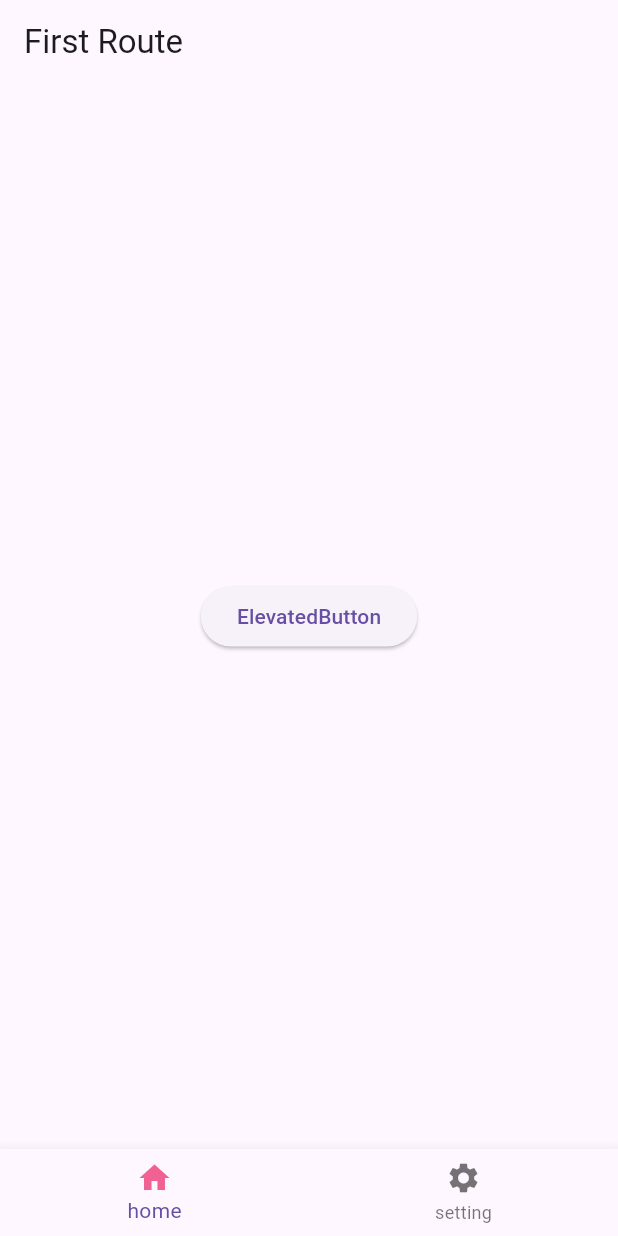
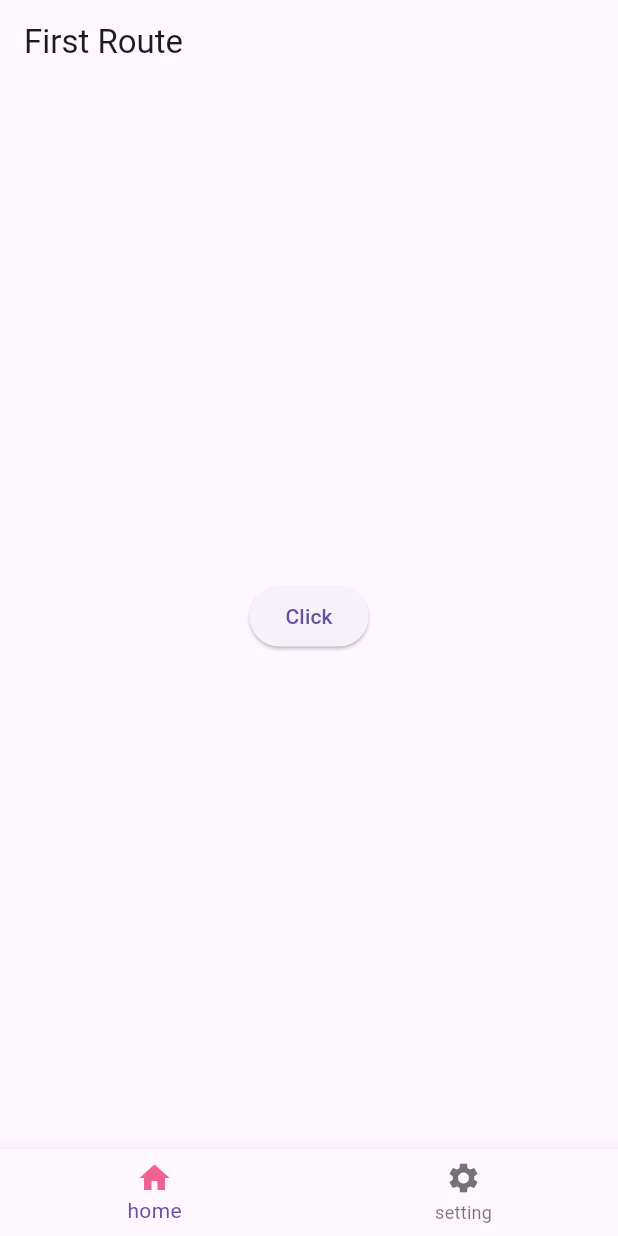
Before and after one commit to miyenChen/flutter_test, a Flutter app: the screen it shows after launch, on a phone screen of 412 x 824 dp. Run offline on Flutter 3.47's test engine with Material 3 defaults, Android fonts, the light colour scheme and no system bars.

Commit message:
feat: Button 用變數當名稱

```diff
--- a/lib/main.dart
+++ b/lib/main.dart
@@ -4,8 +4,14 @@ void main() {
   runApp(const MyApp());
 }
 
-class MyApp extends StatelessWidget {
+class MyApp extends StatefulWidget {
   const MyApp({super.key});
+  @override
+  State<MyApp> createState() => _MyAppState();
+}
+
+class _MyAppState extends State<MyApp> {
+  String buttonName = "Click";
 
   @override
   Widget build(BuildContext context) {
@@ -19,7 +25,8 @@ class MyApp extends StatelessWidget {
           ),
           body: Center(
             child: ElevatedButton(
-              child: Text('ElevatedButton'),
+              //用變數的值為按鈕名稱
+              child: Text(buttonName),
               onPressed: () {
                 print("hi");
               },
```
